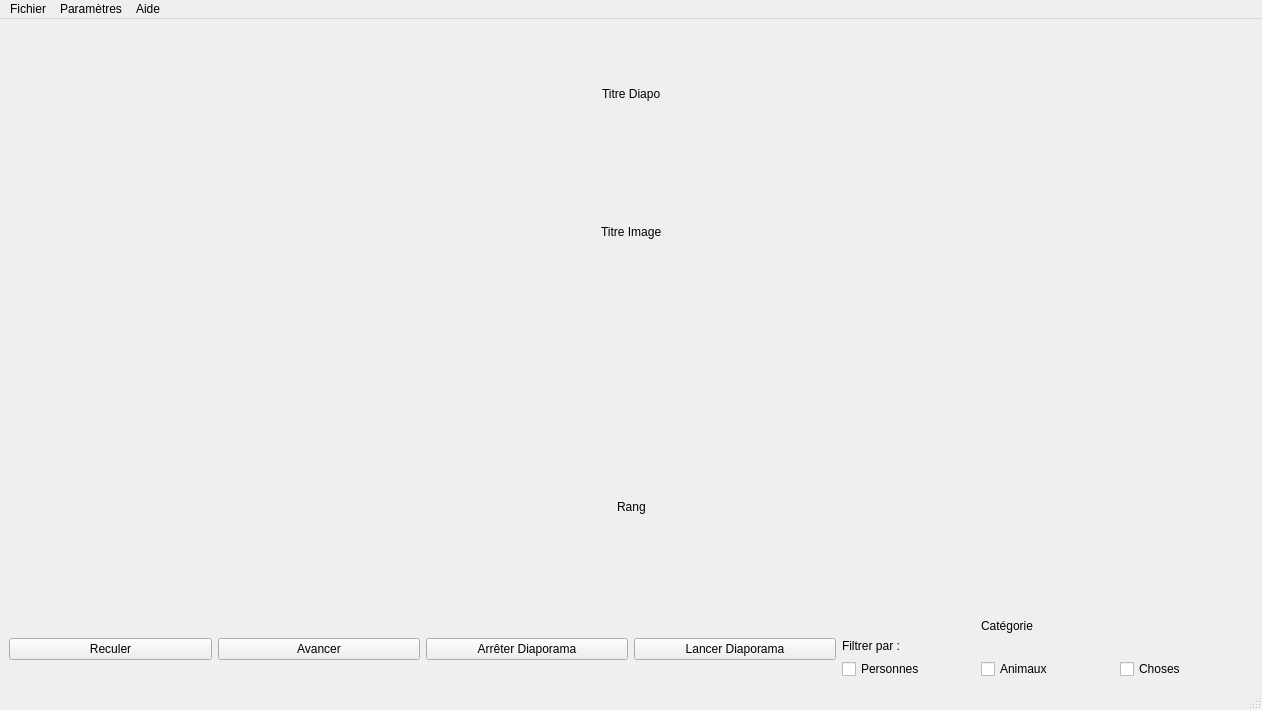
mattin-guiheneuf/LecteurDiaporama, file v-2/v-2/lecteurvue.ui: the form before one commit.
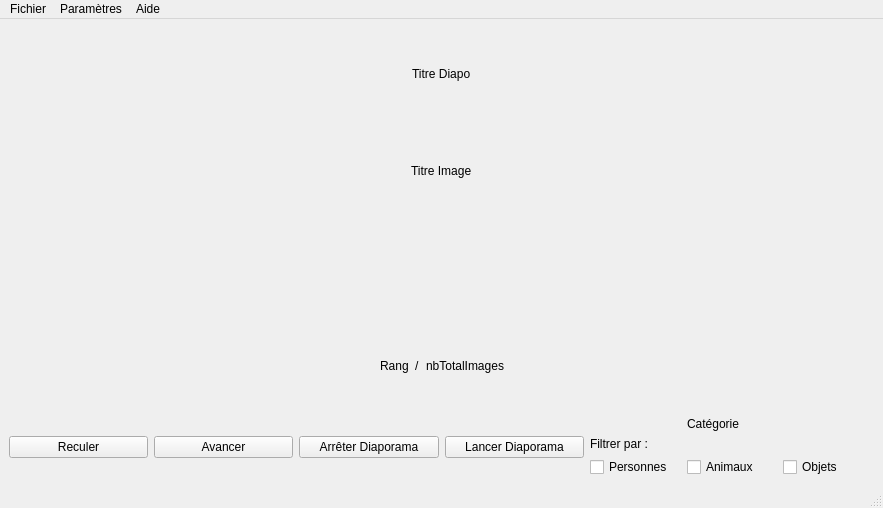
The form after the commit. Icons and pictures are not drawn.

```diff
--- a/v-2/v-2/lecteurvue.ui
+++ b/v-2/v-2/lecteurvue.ui
@@ -6,15 +6,15 @@
    <rect>
     <x>0</x>
     <y>0</y>
-    <width>1262</width>
-    <height>710</height>
+    <width>883</width>
+    <height>508</height>
    </rect>
   </property>
   <property name="windowTitle">
    <string>lecteurvue</string>
   </property>
   <widget class="QWidget" name="centralwidget">
-   <layout class="QVBoxLayout" name="verticalLayout" stretch="1,0,0">
+   <layout class="QVBoxLayout" name="verticalLayout" stretch="1,0">
     <item>
      <layout class="QGridLayout" name="gLayoutInfoImageDiapo">
       <item row="3" column="1">
@@ -39,6 +39,20 @@
           </property>
          </widget>
         </item>
+        <item>
+         <widget class="QLabel" name="lSlash">
+          <property name="text">
+           <string>/</string>
+          </property>
+         </widget>
+        </item>
+        <item>
+         <widget class="QLabel" name="lTotalImage">
+          <property name="text">
+           <string>nbTotalImages</string>
+          </property>
+         </widget>
+        </item>
         <item>
          <spacer name="horizontalSpacer_8">
           <property name="orientation">
@@ -172,19 +186,6 @@
       </item>
      </layout>
     </item>
-    <item>
-     <spacer name="verticalSpacer">
-      <property name="orientation">
-       <enum>Qt::Vertical</enum>
-      </property>
-      <property name="sizeHint" stdset="0">
-       <size>
-        <width>20</width>
-        <height>40</height>
-       </size>
-      </property>
-     </spacer>
-    </item>
     <item>
      <layout class="QHBoxLayout" name="hLayoutMenuInter">
       <item>
@@ -256,7 +257,7 @@
         <item row="2" column="2">
          <widget class="QCheckBox" name="cbChose">
           <property name="text">
-           <string>Choses</string>
+           <string>Objets</string>
           </property>
          </widget>
         </item>
@@ -271,7 +272,7 @@
     <rect>
      <x>0</x>
      <y>0</y>
-     <width>1262</width>
+     <width>883</width>
      <height>26</height>
     </rect>
    </property>
```
Left out of the diff: 35 changed lines with no effect on the pictures.
